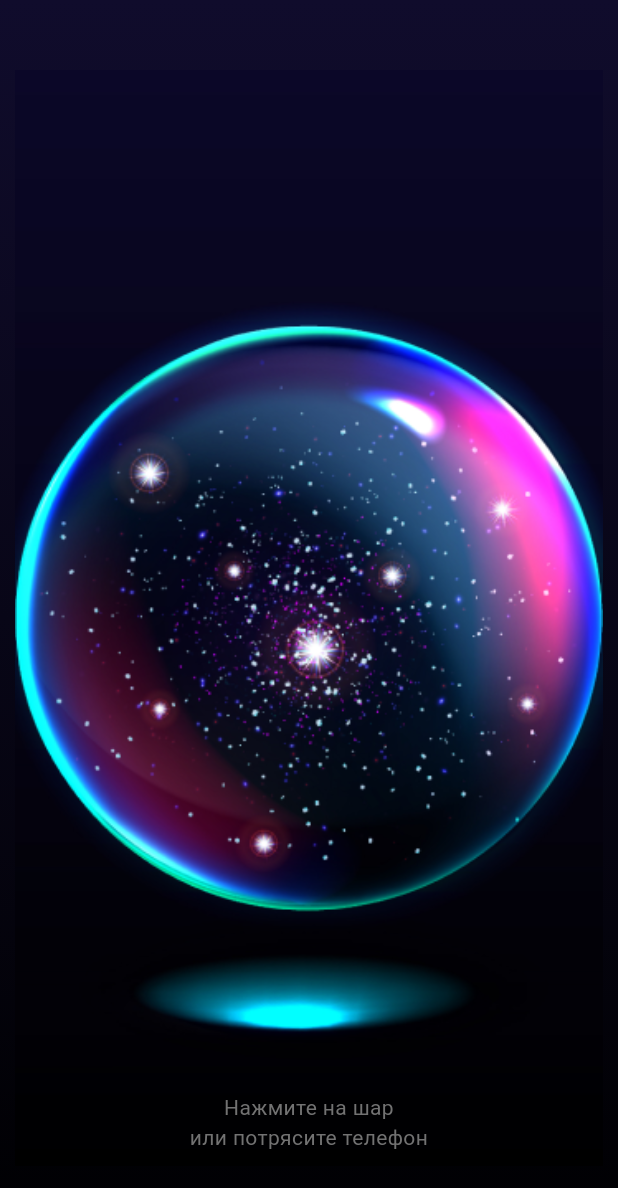
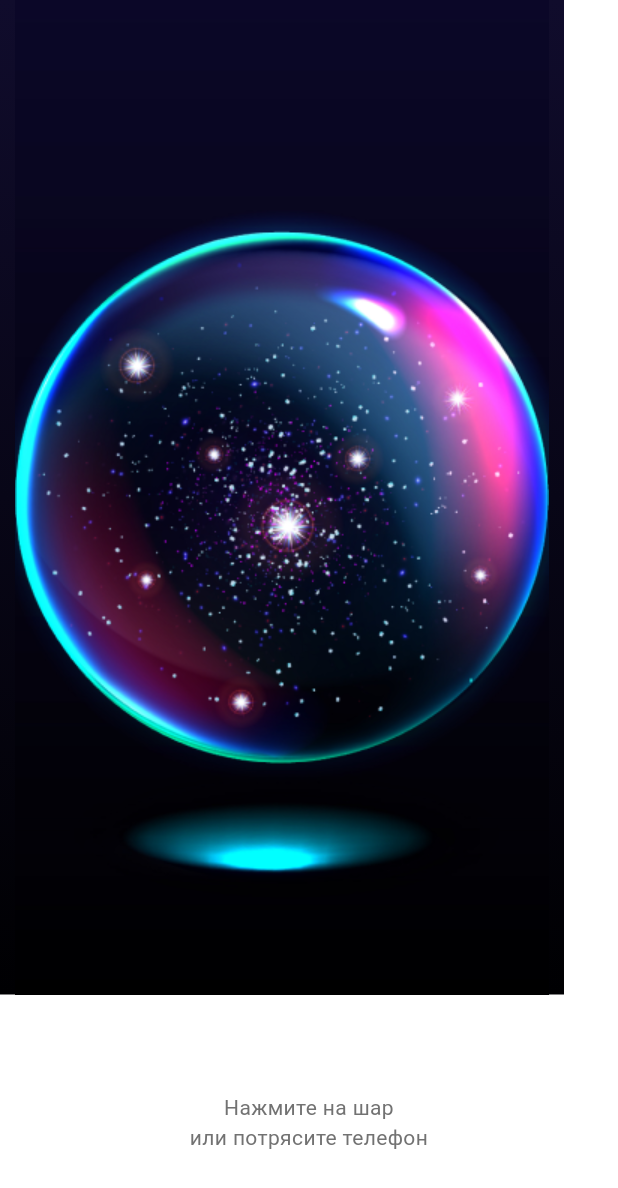
Before and after one commit to SeducerSasha/Surf_Flutter_5, a Flutter app: the screen it shows after launch, on a phone screen of 412 x 824 dp. Shown: the top 1188 px of the screen. Run offline on Flutter 3.47's test engine with Material 3 defaults, Android fonts, the phone set to English and light mode, and no system bars; our stand-ins replace dots_indicator, easy_localization; missing offline and left inert: shake.

Commit message:
Небольшие поправки

```diff
--- a/app-5/lib/main.dart
+++ b/app-5/lib/main.dart
@@ -3,6 +3,7 @@ import 'package:flutter/material.dart';
 import 'package:surf_flutter_courses_template/main_screen.dart';
 
 void main() async {
+  /// Добавляем локализацию текста
   WidgetsFlutterBinding.ensureInitialized();
   await EasyLocalization.ensureInitialized();
   runApp(EasyLocalization(
--- a/app-5/lib/main_screen.dart
+++ b/app-5/lib/main_screen.dart
@@ -44,6 +44,7 @@ class _BodyScreenBallState extends State<BodyScreenBall>
     super.initState();
 
     /// Инициализация отслеживания встряхивания телефона
+    try {
       ShakeDetector detector = ShakeDetector.autoStart(
         onPhoneShake: () {
           zoomed = !zoomed;
@@ -58,6 +59,9 @@ class _BodyScreenBallState extends State<BodyScreenBall>
         shakeCountResetTime: 3000,
         shakeThresholdGravity: 2.7,
       );
+    } catch (e) {
+      /// Ошибку не обрабатываем
+    }
 
     /// Инициализация контроллера увеличения изображения шара от 1 до 2.8
     _controller = AnimationController(
@@ -96,8 +100,8 @@ class _BodyScreenBallState extends State<BodyScreenBall>
             ),
           ),
           padding: const EdgeInsets.symmetric(horizontal: 10),
-          width: MediaQuery.of(context).size.width,
-          height: MediaQuery.of(context).size.height,
+          // width: MediaQuery.of(context).size.width,
+          // height: MediaQuery.of(context).size.height,
           child: GestureDetector(
             onTap: () {
               /// При нажатии на шаре включаем анимацию увеличения шара
```
Lines whose indentation alone changed are shown as unchanged.
